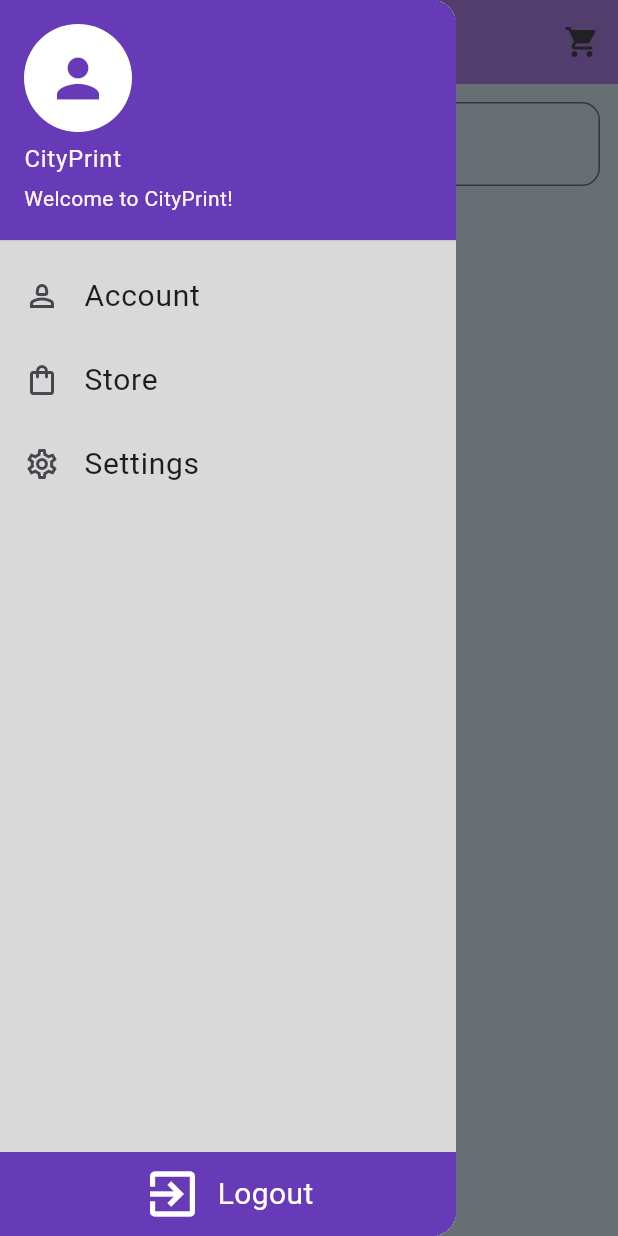
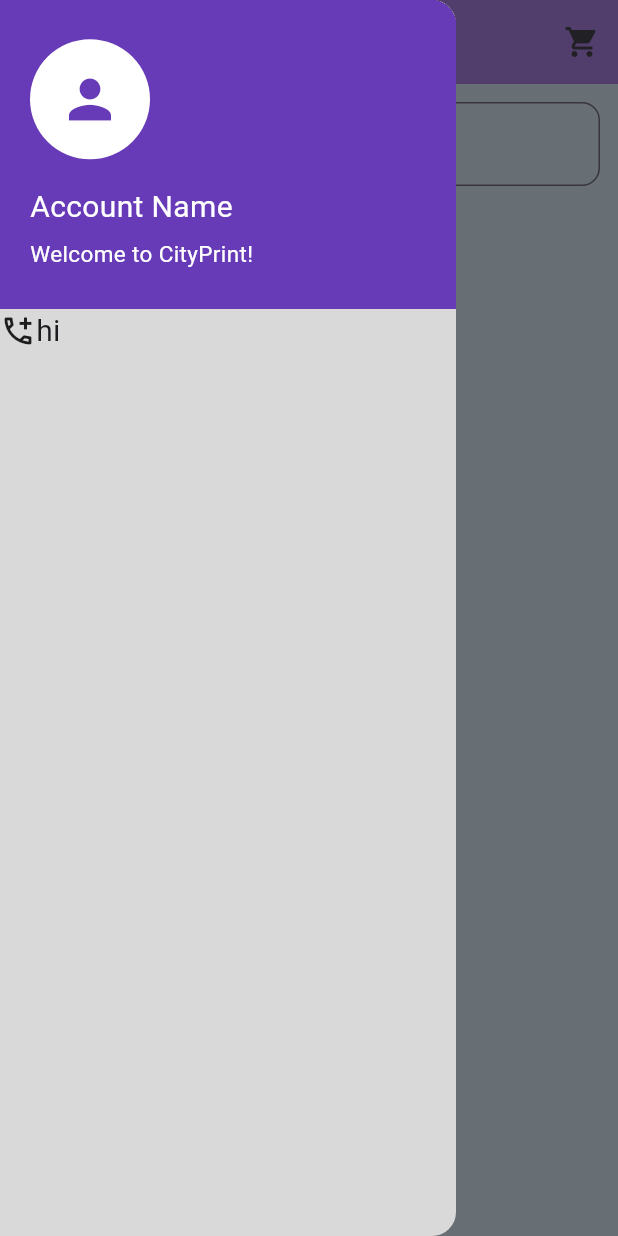
Before and after one commit to ebituin/cityprint, a Flutter app: the HomePage screen opened by its route, with the side drawer open, on a phone screen of 412 x 824 dp. Run offline on Flutter 3.47's test engine with Material 3 defaults, Android fonts, the phone set to English and light mode, and no system bars; our stand-ins replace supabase, supabase_flutter; accounts and stored records are empty.

Commit message:
build accountsection

```diff
--- a/lib/HomePage.dart
+++ b/lib/HomePage.dart
@@ -1,4 +1,5 @@
 import 'package:cityprint/auth_service.dart';
+import 'package:cityprint/mediaSize.dart';
 import 'package:flutter/material.dart';
 import 'package:flutter/services.dart';
 import 'package:supabase/supabase.dart';
@@ -41,93 +42,147 @@
 
   @override
   Widget build(BuildContext context) {
+    SizeConfig.init(context);
     return Drawer(
       backgroundColor: const Color(0xFFD9D9D9),
       child: Column(
+        crossAxisAlignment: CrossAxisAlignment.start,
+        children: [
+          Row(
             children: [
               Expanded(
-            child: ListView(
-              padding: EdgeInsets.zero,
+                child: Container(
+                  padding: EdgeInsets.all(20),
+                  height: SizeConfig.screenHeight * 0.25,
+                  color: Colors.deepPurple,
+                  child: Column(
+                    crossAxisAlignment: CrossAxisAlignment.start,
+                    mainAxisAlignment: MainAxisAlignment.spaceEvenly,
                     children: [
-                UserAccountsDrawerHeader(
-                  accountName: Text('CityPrint'),
-                  accountEmail: Text('Welcome to CityPrint!'),
-                  currentAccountPicture: CircleAvatar(
+                      CircleAvatar(
                         backgroundColor: Colors.white,
+                        radius: 40,
                         child: Icon(
                           Icons.person,
                           size: 42,
                           color: Colors.deepPurple,
                         ),
                       ),
-                  decoration: BoxDecoration(color: Colors.deepPurple),
+                      SizedBox(height: 5),
+                      Text(
+                        'Account Name',
+                        style: TextStyle(color: Colors.white, fontSize: 20),
                       ),
-                ListTile(
-                  leading: Icon(Icons.person_2_outlined, size: 24),
-                  title: Text('Account', style: TextStyle(fontSize: 20)),
-                  onTap: () {
-                    Navigator.pushReplacementNamed(context, '/business');
-                  },
-                ),
-                hasStore
-                    ? ListTile(
-                      leading: Icon(Icons.shopping_bag_outlined, size: 24),
-                      title: Text('Store', style: TextStyle(fontSize: 20)),
-                      onTap: () {
-                        Navigator.pushReplacementNamed(context, '/business');
-                      },
-                    )
-                    : ListTile(
-                      leading: Icon(Icons.shopping_bag_outlined, size: 24),
-                      title: Text(
-                        'Create Store',
-                        style: TextStyle(fontSize: 20),
-                      ),
-                      onTap: () {
-                        Navigator.pushReplacementNamed(
-                          context,
-                          '/signupbusiness',
-                        );
-                      },
-                    ),
-                ListTile(
-                  leading: Icon(Icons.settings_outlined, size: 24),
-                  title: Text('Settings', style: TextStyle(fontSize: 20)),
-                  onTap: () {
-                    Navigator.pushReplacementNamed(context, '/business');
-                  },
-                ),
-              ],
-            ),
-          ),
-          Container(
-            color: Colors.deepPurple,
-            child: Padding(
-              padding: const EdgeInsets.symmetric(vertical: 8.0),
-              child: GestureDetector(
-                onTap: () {
-                  Navigator.pushReplacementNamed(context, '/');
-                  AuthService.signOut();
-                },
-                child: Row(
-                  mainAxisAlignment: MainAxisAlignment.center,
-                  children: [
-                    Icon(Icons.exit_to_app, size: 40, color: Colors.white),
-                    SizedBox(width: 10),
                       Text(
-                      'Logout',
-                      style: TextStyle(fontSize: 20, color: Colors.white),
+                        'Welcome to CityPrint!',
+                        style: TextStyle(color: Colors.white, fontSize: 15),
                       ),
                     ],
                   ),
                 ),
               ),
+            ],
           ),
+          _buildAccountSection(Icon(Icons.add_ic_call_outlined), 'hi'),
         ],
       ),
     );
   }
 }
+
+Widget _buildAccountSection(Icon icon, String text) {
+  return Row(
+    children: [
+      GestureDetector(
+        onTap: () {},
+        child: Expanded(
+          child: Container(
+            child: Row(
+              children: [icon, Text(text, style: TextStyle(fontSize: 20))],
+            ),
+          ),
+        ),
+      ),
+    ],
+  );
+}
+
+// Column(
+//         children: [
+//           Expanded(
+//             child: ListView(
+//               padding: EdgeInsets.zero,
+//               children: [
+//                 UserAccountsDrawerHeader(
+//                   accountName: Text('CityPrint'),
+//                   accountEmail: Text('Welcome to CityPrint!'),
+//                   currentAccountPicture: CircleAvatar(
+//                     backgroundColor: Colors.white,
+//                     child:
+//                   ),
+//                   decoration: BoxDecoration(color: Colors.deepPurple),
+//                 ),
+//                 ListTile(
+//                   leading:
+//                   title: Text('Account', style: TextStyle(fontSize: 20)),
+//                   onTap: () {
+//                     Navigator.pushReplacementNamed(context, '/business');
+//                   },
+//                 ),
+//                 hasStore
+//                     ? ListTile(
+//                       leading: Icon(Icons.shopping_bag_outlined, size: 24),
+//                       title: Text('Store', style: TextStyle(fontSize: 20)),
+//                       onTap: () {
+//                         Navigator.pushReplacementNamed(context, '/business');
+//                       },
+//                     )
+//                     : ListTile(
+//                       leading: Icon(Icons.shopping_bag_outlined, size: 24),
+//                       title: Text(
+//                         'Create Store',
+//                         style: TextStyle(fontSize: 20),
+//                       ),
+//                       onTap: () {
+//                         Navigator.pushReplacementNamed(
+//                           context,
+//                           '/signupbusiness',
+//                         );
+//                       },
+//                     ),
+//                 ListTile(
+//                   leading: Icon(Icons.settings_outlined, size: 24),
+//                   title: Text('Settings', style: TextStyle(fontSize: 20)),
+//                   onTap: () {
+//                     Navigator.pushReplacementNamed(context, '/business');
+//                   },
+//                 ),
+//               ],
+//             ),
+//           ),
+//           Container(
+//             color: Colors.deepPurple,
+//             child: Padding(
+//               padding: const EdgeInsets.symmetric(vertical: 8.0),
+//               child: GestureDetector(
+//                 onTap: () {
+//                   Navigator.pushReplacementNamed(context, '/');
+//                   AuthService.signOut();
+//                 },
+//                 child: Row(
+//                   mainAxisAlignment: MainAxisAlignment.center,
+//                   children: [
+//                     Icon(Icons.exit_to_app, size: 40, color: Colors.white),
+//                     SizedBox(width: 10),
+//                     Text(
+//                       'Logout',
+//                       style: TextStyle(fontSize: 20, color: Colors.white),
+//                     ),
+//                   ],
+//                 ),
+//               ),
+//             ),
+//           ),
 
 // Home Page
 class HomePage extends StatefulWidget {
@@ -413,7 +468,7 @@
 
 class _BusinessDetailPageState extends State<BusinessDetailPage> {
   final Map<String, int> _quantities = {};
-  int totalPrice = 99;
+  late int totalPrice;
   int quantity = 0;
 
   @override
@@ -437,7 +492,6 @@
 
     final storeOwnerId = widget.business['user_id'];
     if (currentUser.id == storeOwnerId) {
-      // 🛑 Show error: cannot order from own store
       ScaffoldMessenger.of(context).showSnackBar(
         SnackBar(content: Text("You can't order from your own store.")),
       );
@@ -453,7 +507,7 @@
           'business_id': widget.business['business_id'],
           'item_id': item['item_id'],
           'quantity': quantity,
-          'total_price': totalPrice,
+          'total_price': item['price'] * quantity,
           'status': 'pending',
         });
       }
--- /dev/null
+++ b/lib/mediaSize.dart
@@ -0,0 +1,21 @@
+import 'package:flutter/material.dart';
+
+class SizeConfig {
+  static late MediaQueryData _mediaQueryData;
+  static late double screenWidth;
+  static late double screenHeight;
+
+  static void init(BuildContext context) {
+    _mediaQueryData = MediaQuery.of(context);
+    screenWidth = _mediaQueryData.size.width;
+    screenHeight = _mediaQueryData.size.height;
+  }
+
+  static double scaleWidth(double width, {double baseWidth = 402}) {
+    return screenWidth * (width / baseWidth);
+  }
+
+  static double scaleHeight(double height, {double baseHeight = 874}) {
+    return screenHeight * (height / baseHeight);
+  }
+}
```
Lines whose indentation alone changed are shown as unchanged.
